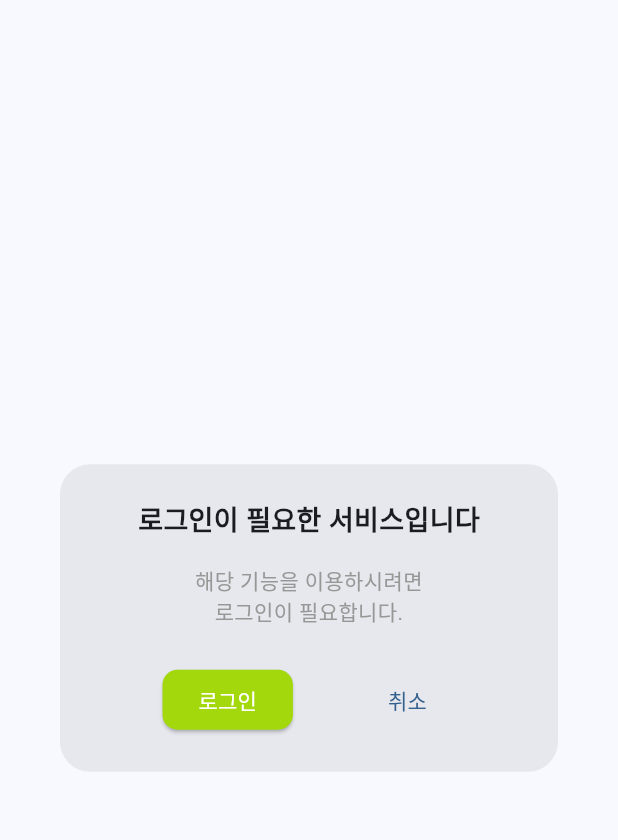
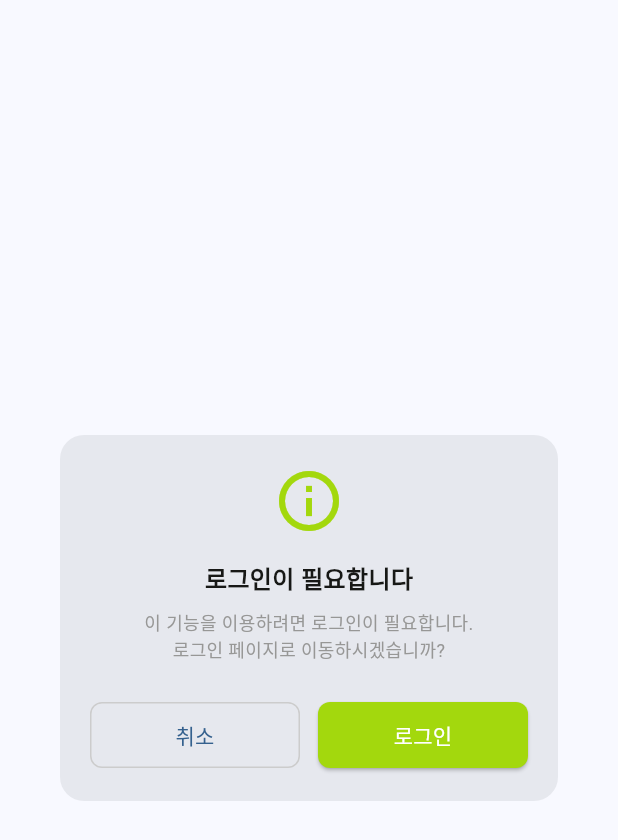
Before and after one commit to zeeeyeon/EcoFundia, a Flutter app: the LoginRequiredModal widget shown alone on an empty page, opened directly, on a phone screen of 412 x 824 dp. Shown: the top 840 px of the screen. Run offline on Flutter 3.47's test engine with Material 3 defaults, Android fonts, the phone set to English and light mode, and no system bars; our stand-ins replace dio, equatable, flutter_riverpod, flutter_secure_storage, go_router, google_fonts and 4 more; accounts and stored records are empty; network calls fail; Roboto replaces fonts that are missing (Space Grotesk).

```diff
--- a/front/lib/core/config/app_config.dart
+++ b/front/lib/core/config/app_config.dart
@@ -14,7 +14,7 @@ class ApiEndpoints {
   // Auth 관련 엔드포인트
   final String login = '/user/login';
   final String signup = '/user/signup';
-  final String refresh = '/auth/refresh';
+  final String refresh = '/user/reissue';
   final String logout = '/auth/logout';
 
   // 다른 기능별 엔드포인트는 여기에 추가
--- a/front/lib/core/ui/widgets/login_required_modal.dart
+++ b/front/lib/core/ui/widgets/login_required_modal.dart
@@ -1,59 +1,76 @@
 import 'package:flutter/material.dart';
+import 'package:front/core/themes/app_colors.dart';
+import 'package:front/core/themes/app_text_styles.dart';
 import 'package:go_router/go_router.dart';
-import 'package:front/core/constants/app_strings.dart';
-import 'package:front/core/themes/app_colors.dart';
 
 class LoginRequiredModal extends StatelessWidget {
-  const LoginRequiredModal({super.key});
+  const LoginRequiredModal({Key? key}) : super(key: key);
 
   @override
   Widget build(BuildContext context) {
     return Dialog(
       shape: RoundedRectangleBorder(
-        borderRadius: BorderRadius.circular(20),
+        borderRadius: BorderRadius.circular(16),
       ),
       child: Padding(
-        padding: const EdgeInsets.all(24.0),
+        padding: const EdgeInsets.all(20),
         child: Column(
           mainAxisSize: MainAxisSize.min,
           children: [
-            const Text(
-              AppStrings.loginRequired,
-              style: TextStyle(
-                fontSize: 18,
+            const Icon(
+              Icons.info_outline,
+              color: AppColors.primary,
+              size: 48,
+            ),
+            const SizedBox(height: 16),
+            Text(
+              '로그인이 필요합니다',
+              style: AppTextStyles.projectTitle.copyWith(
                 fontWeight: FontWeight.bold,
               ),
             ),
-            const SizedBox(height: 16),
-            const Text(
-              AppStrings.loginRequiredDescription,
+            const SizedBox(height: 8),
+            Text(
+              '이 기능을 이용하려면 로그인이 필요합니다.\n로그인 페이지로 이동하시겠습니까?',
               textAlign: TextAlign.center,
-              style: TextStyle(
-                fontSize: 14,
-                color: AppColors.grey,
-              ),
+              style: AppTextStyles.projectLabel,
             ),
             const SizedBox(height: 24),
             Row(
               mainAxisAlignment: MainAxisAlignment.spaceEvenly,
               children: [
-                ElevatedButton(
+                Expanded(
+                  child: OutlinedButton(
+                    onPressed: () => Navigator.of(context).pop(),
+                    style: OutlinedButton.styleFrom(
+                      padding: const EdgeInsets.symmetric(vertical: 12),
+                      shape: RoundedRectangleBorder(
+                        borderRadius: BorderRadius.circular(8),
+                      ),
+                      side: const BorderSide(color: AppColors.lightGrey),
+                    ),
+                    child: const Text('취소'),
+                  ),
+                ),
+                const SizedBox(width: 12),
+                Expanded(
+                  child: ElevatedButton(
                     onPressed: () {
-                    Navigator.pop(context);
-                    context.push('/login');
+                      Navigator.of(context).pop();
+                      context.go('/login');
                     },
                     style: ElevatedButton.styleFrom(
+                      padding: const EdgeInsets.symmetric(vertical: 12),
                       backgroundColor: AppColors.primary,
-                    foregroundColor: AppColors.white,
                       shape: RoundedRectangleBorder(
-                      borderRadius: BorderRadius.circular(10),
+                        borderRadius: BorderRadius.circular(8),
                       ),
                     ),
-                  child: const Text(AppStrings.login),
+                    child: const Text(
+                      '로그인',
+                      style: TextStyle(color: Colors.white),
                     ),
-                TextButton(
-                  onPressed: () => Navigator.pop(context),
-                  child: const Text(AppStrings.cancel),
+                  ),
                 ),
               ],
             ),
--- a/front/lib/features/auth/data/repositories/auth_repository_impl.dart
+++ b/front/lib/features/auth/data/repositories/auth_repository_impl.dart
@@ -1,5 +1,4 @@
 import 'package:google_sign_in/google_sign_in.dart';
-import 'package:flutter/foundation.dart' show kIsWeb;
 import 'package:dio/dio.dart';
 import '../../domain/models/auth_response.dart';
 import '../../domain/repositories/auth_repository.dart';
--- a/front/lib/features/auth/ui/pages/sign_up_screen.dart
+++ b/front/lib/features/auth/ui/pages/sign_up_screen.dart
@@ -76,7 +76,6 @@ class _SignUpScreenState extends ConsumerState<SignUpScreen> {
 
   @override
   Widget build(BuildContext context) {
-    final isSignedUp = ref.watch(signUpProvider);
     final appState = ref.watch(appStateProvider);
 
     // 에러 발생 시 스낵바 표시
--- a/front/lib/features/home/ui/widgets/project_carousel.dart
+++ b/front/lib/features/home/ui/widgets/project_carousel.dart
@@ -4,8 +4,8 @@ import 'package:front/core/constants/app_strings.dart';
 import 'package:front/core/themes/app_text_styles.dart';
 import 'package:front/utils/auth_utils.dart';
 import 'package:flutter_riverpod/flutter_riverpod.dart';
-import 'package:front/features/auth/ui/view_model/auth_state_provider.dart';
 import 'project_card.dart';
+import 'package:front/core/providers/app_state_provider.dart';
 
 class ProjectCarousel extends ConsumerStatefulWidget {
   final List<Map<String, dynamic>> projects;
@@ -187,7 +187,7 @@ class _ProjectCarouselState extends ConsumerState<ProjectCarousel>
                       },
                       onLikeTap: () async {
                         if (await AuthUtils.checkAuthAndShowModal(
-                            context, ref, AuthRequiredFeature.purchase)) {
+                            context, ref, AuthRequiredFeature.like)) {
                           // TODO: 좋아요 로직 구현
                         }
                       },
--- a/front/lib/utils/auth_utils.dart
+++ b/front/lib/utils/auth_utils.dart
@@ -1,7 +1,7 @@
 import 'package:flutter/material.dart';
 import 'package:flutter_riverpod/flutter_riverpod.dart';
 import '../core/ui/widgets/login_required_modal.dart';
-import '../features/auth/ui/view_model/auth_state_provider.dart';
+import '../core/providers/app_state_provider.dart';
 import '../utils/logger_util.dart';
 import 'package:go_router/go_router.dart';
 
```
Also changed, not shown: front/lib/core/providers/app_state_provider.dart (+50 -0 lines), front/lib/core/services/api_service.dart (+15 -12 lines). Lines whose indentation alone changed are shown as unchanged.
